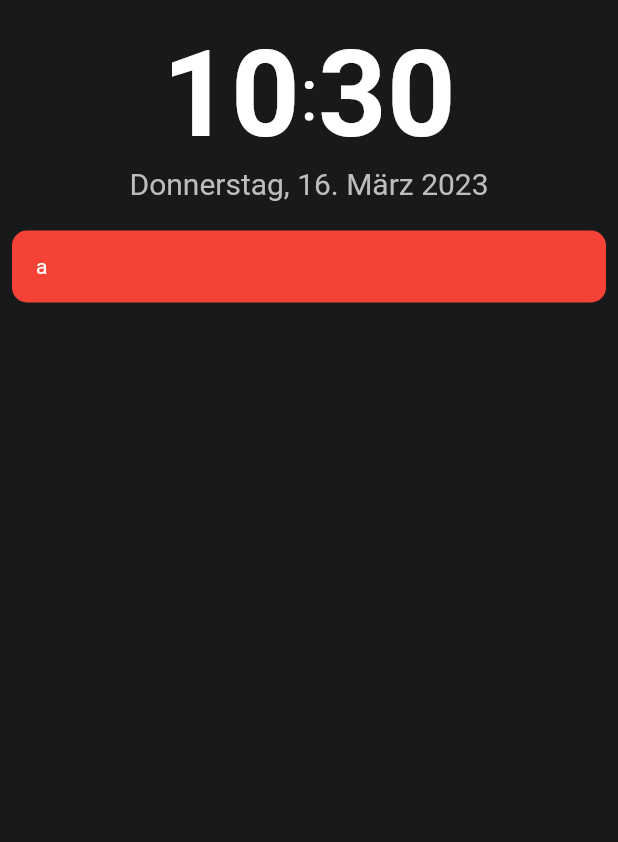
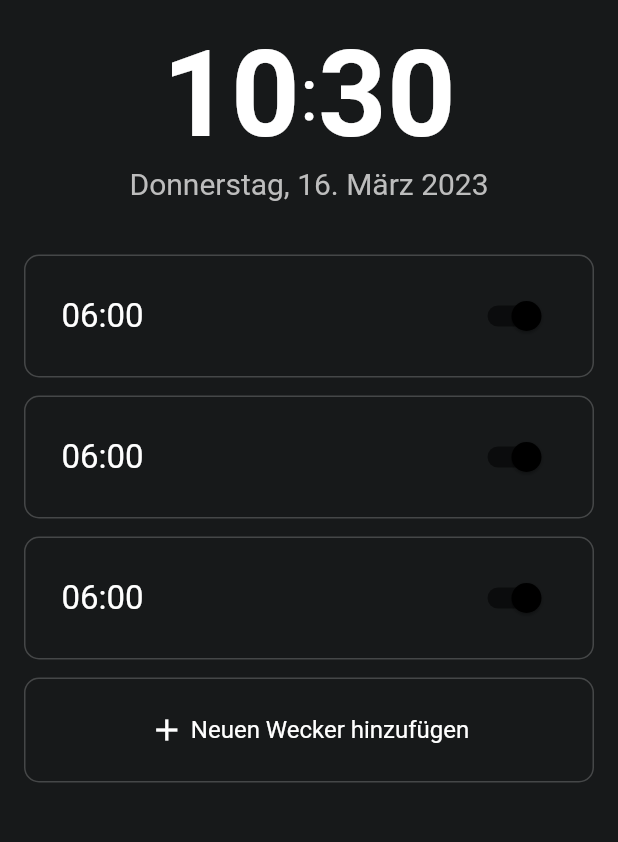
Before and after one commit to angelobreuer/altan-wecker, a Flutter app: the screen it shows after launch, on a phone screen of 412 x 824 dp, the part 59-901 px from its top. Run offline on Flutter 3.47's test engine with Material 2 defaults, Android fonts, the light colour scheme and no system bars; missing offline and left inert: dart:ffi, enum_flag, udp.

Commit message:
feat: Preparations for clock view

```diff
--- a/app/lib/client.dart
+++ b/app/lib/client.dart
@@ -1,10 +1,44 @@
 import 'dart:async';
+import 'dart:convert';
 import 'dart:ffi';
 import 'dart:io';
 import 'dart:math';
 
+import 'package:enum_flag/enum_flag.dart';
 import 'package:flutter/foundation.dart';
 import 'package:udp/udp.dart';
+
+enum WeekDay with EnumFlag {
+  kMonday,
+  kTuesday,
+  kWednesday,
+  kThursday,
+  kFriday,
+  kSaturday,
+  kSunday,
+}
+
+class Alarm {
+  final int index;
+  final String name;
+  final bool isEnabled;
+  final List<WeekDay> weekDays;
+  final int hour;
+  final int minute;
+  final int toneId;
+  final bool toneIsCategory;
+
+  const Alarm({
+    required this.index,
+    required this.name,
+    required this.isEnabled,
+    required this.weekDays,
+    required this.hour,
+    required this.minute,
+    required this.toneId,
+    required this.toneIsCategory,
+  });
+}
 
 class Client {
   static final _sender = _createSender();
@@ -51,6 +85,105 @@ class Client {
     completer.complete(response);
   }
 
+  static Future<List<Alarm>> fetchAlarms() async {
+    final request = Request(
+      opCode: OpCode.kListAlarms,
+    );
+
+    final response = await _send(request);
+    response.ensureSuccessStatusCode();
+
+    final alarms = List<Alarm>.empty(growable: true);
+
+    while (response.readBuffer.hasRemaining) {
+      final index = response.readBuffer.getUint8();
+      final name = _getFixedUtf8AsName(response.readBuffer.getUint8List(32));
+      final allFlags = response.readBuffer.getUint16(endian: Endian.little);
+      final hour = response.readBuffer.getUint8();
+      final minute = response.readBuffer.getUint8();
+      final toneId = response.readBuffer.getUint16(endian: Endian.little);
+
+      final isEnabled = (allFlags & (1 << 0)) != 0;
+      final toneIsCategory = (allFlags & (1 << 1)) != 0;
+
+      final weekDays = List<WeekDay>.empty(growable: true);
+
+      for (var index = 0; index < 7; index++) {
+        if (allFlags & (1 << (index + 2)) != 0) {
+          weekDays.add(WeekDay.values[index]);
+        }
+      }
+
+      alarms.add(
+        Alarm(
+          index: index,
+          name: name,
+          isEnabled: isEnabled,
+          weekDays: weekDays,
+          hour: hour,
+          minute: minute,
+          toneId: toneId,
+          toneIsCategory: toneIsCategory,
+        ),
+      );
+    }
+
+    return alarms;
+  }
+
+  static Uint8List _getNameAsFixedUtf8(String name) {
+    final content = utf8.encode(name);
+
+    if (content.length >= 32) {
+      return Uint8List.sublistView(Uint8List.fromList(content), 0, 32);
+    }
+
+    final buffer = Uint8List(32);
+
+    for (int index = 0; index < content.length; index++) {
+      buffer[index] = content[index];
+    }
+
+    return buffer;
+  }
+
+  static String _getFixedUtf8AsName(Uint8List name) {
+    for (int index = 0; index < 32; index++) {
+      if (name[index] == 0) {
+        return utf8.decode(Uint8List.sublistView(name, 0, index));
+      }
+    }
+
+    return utf8.decode(name);
+  }
+
+  static updateAlarm(Alarm alarm) async {
+    final request = Request(
+      opCode: OpCode.kUpdateAlarm,
+    );
+
+    var flags = alarm.isEnabled ? 1 : 0;
+
+    if (alarm.toneIsCategory) {
+      flags |= 1 << 1;
+    }
+
+    for (var weekDay in alarm.weekDays) {
+      flags |= 1 << (weekDay.index + 2);
+    }
+
+    request.buffer.putUint8(alarm.index); // 1
+    request.buffer.putUint8List(_getNameAsFixedUtf8(alarm.name)); // 1 + 32
+    request.buffer.putUint16(flags, endian: Endian.little); // 1 + 32 + 2
+    request.buffer.putUint8(alarm.hour); // 1 + 32 + 2 + 1
+    request.buffer.putUint8(alarm.minute); // 1 + 32 + 2 + 1 + 1
+    request.buffer.putUint16(alarm.toneId,
+        endian: Endian.little); // 1 + 32 + 2 + 1 + 1 + 2
+
+    final response = await _send(request);
+    response.ensureSuccessStatusCode();
+  }
+
   static simulateRingtone(int trackId) async {
     final request = Request(
       opCode: OpCode.kSimulateRingtone,
@@ -83,7 +216,8 @@ class Client {
 
     await sender.send(
       data,
-      Endpoint.unicast(InternetAddress("192.168.4.1"), port: const Port(8999)),
+      Endpoint.unicast(InternetAddress("192.168.96.68"),
+          port: const Port(8999)),
     );
 
     return await completer.future;
@@ -92,6 +226,8 @@ class Client {
 
 enum OpCode {
   kSimulateRingtone,
+  kListAlarms,
+  kUpdateAlarm,
 }
 
 enum OperationStatus {
--- /dev/null
+++ b/app/lib/home/add_alarm_button.dart
@@ -0,0 +1,53 @@
+import 'dart:convert';
+
+import 'package:alarm_clock/client.dart';
+import 'package:flutter/material.dart';
+
+class AddAlarmButton extends StatelessWidget {
+  @override
+  Widget build(BuildContext context) {
+    return Padding(
+      padding: const EdgeInsets.symmetric(horizontal: 16.0, vertical: 6),
+      child: GestureDetector(
+        onTap: () async {
+          /*await Client.updateAlarm(Alarm(
+            hour: 7,
+            index: 0,
+            minute: 0,
+            name: "Abc",
+            isEnabled: true,
+            toneIsCategory: true,
+            toneId: 0,
+            weekDays: [WeekDay.kFriday],
+          ));*/
+
+          final alarms = await Client.fetchAlarms();
+          print('a');
+        },
+        child: Container(
+          decoration: BoxDecoration(
+            borderRadius: BorderRadius.circular(10),
+            border: Border.all(color: Colors.white.withOpacity(0.2)),
+          ),
+          padding: const EdgeInsets.symmetric(
+            vertical: 22,
+            horizontal: 24,
+          ),
+          child: Row(
+            crossAxisAlignment: CrossAxisAlignment.center,
+            mainAxisAlignment: MainAxisAlignment.center,
+            children: const [
+              Icon(Icons.add),
+              SizedBox(width: 4),
+              Text(
+                "Neuen Wecker hinzufügen",
+                style: TextStyle(fontSize: 16),
+                textAlign: TextAlign.center,
+              ),
+            ],
+          ),
+        ),
+      ),
+    );
+  }
+}
--- /dev/null
+++ b/app/lib/home/alarm_list.dart
@@ -0,0 +1,17 @@
+import 'package:alarm_clock/home/add_alarm_button.dart';
+import 'package:alarm_clock/home/alarm_view.dart';
+import 'package:flutter/material.dart';
+
+class AlarmList extends StatelessWidget {
+  @override
+  Widget build(BuildContext context) {
+    return Column(
+      children: [
+        Alarm(),
+        Alarm(),
+        Alarm(),
+        AddAlarmButton(),
+      ],
+    );
+  }
+}
--- /dev/null
+++ b/app/lib/home/alarm_view.dart
@@ -0,0 +1,34 @@
+import 'package:flutter/material.dart';
+
+class Alarm extends StatelessWidget {
+  @override
+  Widget build(BuildContext context) {
+    return Padding(
+      padding: const EdgeInsets.symmetric(horizontal: 16.0, vertical: 6),
+      child: Container(
+        decoration: BoxDecoration(
+          borderRadius: BorderRadius.circular(10),
+          border: Border.all(color: Colors.white.withOpacity(0.2)),
+        ),
+        padding: const EdgeInsets.symmetric(
+          vertical: 16,
+          horizontal: 24,
+        ),
+        child: Row(
+          mainAxisAlignment: MainAxisAlignment.spaceBetween,
+          children: [
+            const Text(
+              "06:00",
+              style: TextStyle(fontSize: 22),
+            ),
+            Switch(
+              value: true,
+              activeColor: Colors.black,
+              onChanged: (value) {},
+            )
+          ],
+        ),
+      ),
+    );
+  }
+}
--- /dev/null
+++ b/app/lib/home/time_view.dart
@@ -0,0 +1,77 @@
+import 'package:flutter/material.dart';
+
+class TimeView extends StatelessWidget {
+  _getDayOfWeek(int weekday) {
+    switch (weekday) {
+      case DateTime.monday:
+        return "Montag";
+      case DateTime.tuesday:
+        return "Dienstag";
+      case DateTime.wednesday:
+        return "Mittwoch";
+      case DateTime.thursday:
+        return "Donnerstag";
+      case DateTime.friday:
+        return "Freitag";
+      case DateTime.saturday:
+        return "Samstag";
+      case DateTime.sunday:
+        return "Sonntag";
+    }
+  }
+
+  _getNameOfMonth(int month) {
+    switch (month) {
+      case 1:
+        return "Januar";
+      case 2:
+        return "Februar";
+      case 3:
+        return "März";
+      case 4:
+        return "April";
+      case 5:
+        return "Mai";
+      case 6:
+        return "Juni";
+      case 7:
+        return "Juli";
+      case 8:
+        return "August";
+      case 9:
+        return "September";
+      case 10:
+        return "Oktober";
+      case 11:
+        return "November";
+      case 12:
+        return "Dezember";
+    }
+  }
+
+  @override
+  Widget build(BuildContext context) {
+    return Column(
+      children: [
+        Row(
+          mainAxisAlignment: MainAxisAlignment.center,
+          children: [
+            Text(
+              DateTime.now().hour.toString().padLeft(2, '0'),
+              style: const TextStyle(fontSize: 80, fontWeight: FontWeight.bold),
+            ),
+            const Text(":", style: TextStyle(fontSize: 50)),
+            Text(
+              DateTime.now().minute.toString().padLeft(2, '0'),
+              style: const TextStyle(fontSize: 80, fontWeight: FontWeight.bold),
+            ),
+          ],
+        ),
+        Text(
+          "${_getDayOfWeek(DateTime.now().weekday)}, ${DateTime.now().day}. ${_getNameOfMonth(DateTime.now().month)} ${DateTime.now().year}",
+          style: TextStyle(fontSize: 20, color: Colors.grey.shade400),
+        ),
+      ],
+    );
+  }
+}
--- a/app/lib/main.dart
+++ b/app/lib/main.dart
@@ -1,4 +1,6 @@
 import 'package:alarm_clock/client.dart';
+import 'package:alarm_clock/home/alarm_list.dart';
+import 'package:alarm_clock/home/time_view.dart';
 import 'package:flutter/material.dart';
 
 void main() {
@@ -29,54 +31,6 @@ class MyHomePage extends StatefulWidget {
 }
 
 class _MyHomePageState extends State<MyHomePage> {
-  _getDayOfWeek(int weekday) {
-    switch (weekday) {
-      case DateTime.monday:
-        return "Montag";
-      case DateTime.tuesday:
-        return "Dienstag";
-      case DateTime.wednesday:
-        return "Mittwoch";
-      case DateTime.thursday:
-        return "Donnerstag";
-      case DateTime.friday:
-        return "Freitag";
-      case DateTime.saturday:
-        return "Samstag";
-      case DateTime.sunday:
-        return "Sonntag";
-    }
-  }
-
-  _getNameOfMonth(int month) {
-    switch (month) {
-      case 1:
-        return "Januar";
-      case 2:
-        return "Februar";
-      case 3:
-        return "März";
-      case 4:
-        return "April";
-      case 5:
-        return "Mai";
-      case 6:
-        return "Juni";
-      case 7:
-        return "Juli";
-      case 8:
-        return "August";
-      case 9:
-        return "September";
-      case 10:
-        return "Oktober";
-      case 11:
-        return "November";
-      case 12:
-        return "Dezember";
-    }
-  }
-
   @override
   Widget build(BuildContext context) {
     return Scaffold(
@@ -90,41 +44,9 @@ class _MyHomePageState extends State<MyHomePage> {
       body: Center(
         child: Column(
           children: <Widget>[
-            Row(
-              mainAxisAlignment: MainAxisAlignment.center,
-              children: [
-                Text(
-                  DateTime.now().hour.toString().padLeft(2, '0'),
-                  style: const TextStyle(
-                      fontSize: 80, fontWeight: FontWeight.bold),
-                ),
-                const Text(":", style: TextStyle(fontSize: 50)),
-                Text(
-                  DateTime.now().minute.toString().padLeft(2, '0'),
-                  style: const TextStyle(
-                      fontSize: 80, fontWeight: FontWeight.bold),
-                ),
-              ],
-            ),
-            Text(
-              "${_getDayOfWeek(DateTime.now().weekday)}, ${DateTime.now().day}. ${_getNameOfMonth(DateTime.now().month)} ${DateTime.now().year}",
-              style: TextStyle(fontSize: 20, color: Colors.grey.shade400),
-            ),
-            SizedBox(height: 12),
-            Padding(
-              padding: const EdgeInsets.all(8.0),
-              child: Container(
-                decoration: BoxDecoration(
-                  borderRadius: BorderRadius.circular(10),
-                  color: Colors.red,
-                ),
-                padding: EdgeInsets.all(16),
-                child: Column(
-                  crossAxisAlignment: CrossAxisAlignment.stretch,
-                  children: [Text("a")],
-                ),
-              ),
-            ),
+            TimeView(),
+            const SizedBox(height: 30),
+            AlarmList(),
           ],
         ),
       ),
--- a/app/pubspec.yaml
+++ b/app/pubspec.yaml
@@ -36,6 +36,7 @@ dependencies:
   # Use with the CupertinoIcons class for iOS style icons.
   cupertino_icons: ^1.0.2
   udp: ^5.0.3
+  enum_flag: ^1.0.2
 
 dev_dependencies:
   flutter_test:
```
Also changed, not shown: app/pubspec.lock, 13 other files.
